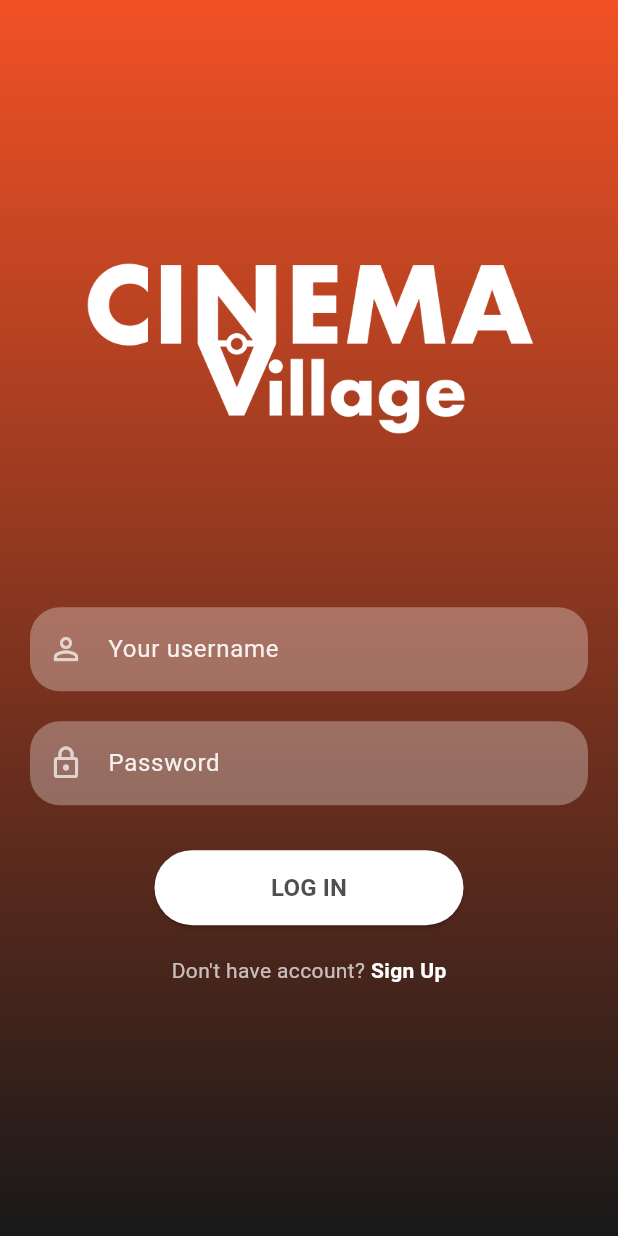
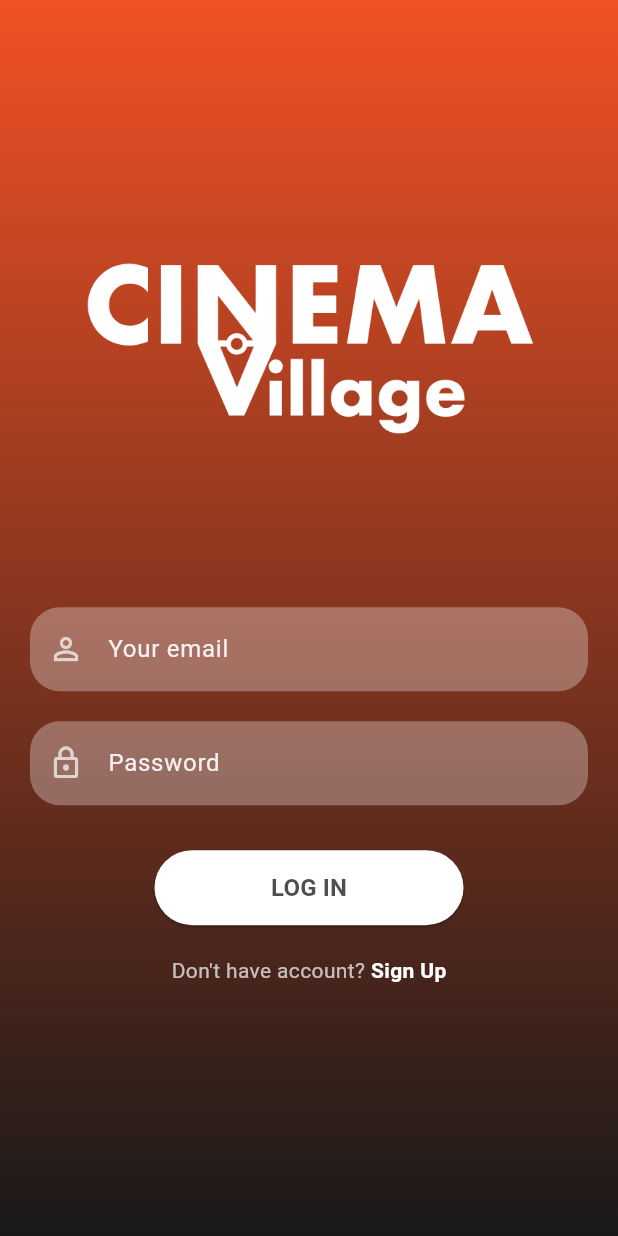
Before and after one commit to FernandoFrinca/PW-project, a Flutter app: the screen it shows after launch, on a phone screen of 412 x 824 dp. Run offline on Flutter 3.47's test engine with Material 2 defaults, Android fonts, the phone set to English and light mode, and no system bars; our stand-ins replace firebase_auth, firebase_core; accounts and stored records are empty.

Commit message:
Fix LogIn

```diff
--- a/cinemavillage/lib/screens/signIn_screen.dart
+++ b/cinemavillage/lib/screens/signIn_screen.dart
@@ -1,7 +1,9 @@
+import 'package:cinemavillage/screens/Main_page.dart';
 import 'package:firebase_auth/firebase_auth.dart';
+import 'package:firebase_core/firebase_core.dart';
 import 'package:flutter/material.dart';
 import 'package:cinemavillage/reusable_widgets/reusable_widget.dart';
-import 'package:cinemavillage/screens/Main_page.dart';
+import 'package:cinemavillage/screens/home_screen.dart';
 import 'package:cinemavillage/screens/sinUp_screen.dart';
 
 class SignInScreen extends StatefulWidget {
@@ -20,10 +22,10 @@ class _SignInScreenState extends State<SignInScreen> {
       body: Container(
         width: MediaQuery.of(context).size.width,
         height: MediaQuery.of(context).size.height,
-        decoration: const BoxDecoration(
+      decoration: BoxDecoration(
         gradient: LinearGradient(colors: [
           Color.fromARGB(255, 241, 81, 37),
-          Color.fromARGB(255, 25, 25, 25)
+          const Color.fromARGB(255, 25, 25, 25)
           ], begin: Alignment.topCenter, end: Alignment.bottomCenter)),
           child: SingleChildScrollView(
           child: Padding(
@@ -32,39 +34,37 @@ class _SignInScreenState extends State<SignInScreen> {
             child: Column(
               children: <Widget>[
                 logoWidget("assets/images/Cinema_village_2.png", 300, 240),
-                reusableTextField("Your username", Icons.person_outline, false,
-                    _emailTextController),
+                reusableTextField("Your email", Icons.person_outline, false, _emailTextController),
                 SizedBox(
                   height: 20,
                 ),
-                reusableTextField("Password", Icons.lock_outline, true,
-                    _passwordTextController),
+                reusableTextField("Password", Icons.lock_outline, true, _passwordTextController),
                 SizedBox(
                   height: 20,
                 ),
                 singInSingUpButton(context, true, () {
-                  Navigator.push(context,
-                      MaterialPageRoute(builder: (context) => Main_screen()));
-                  FirebaseAuth.instance
-                      .signInWithEmailAndPassword(
+                  FirebaseAuth.instance.signInWithEmailAndPassword(
                     email: _emailTextController.text,
-                          password: _passwordTextController.text)
-                      .then((value) {
+                    password: _passwordTextController.text).then((value) {
                         Navigator.push(context,
                         MaterialPageRoute(builder: (context) => Main_screen()));
                     }).onError((error, stackTrace) {
                       print("Error ${error.toString()}");
                     });
+
                 }),
                 signUpOption(),
+
+
+
               ],
             ),
           ),
         ),
       ),
+
     );
   }
-
   Row signUpOption() {
     return Row(
       mainAxisAlignment: MainAxisAlignment.center,
@@ -84,4 +84,7 @@ class _SignInScreenState extends State<SignInScreen> {
       ],
     );
   }
+
+
+
 }
```
Lines whose indentation alone changed are shown as unchanged.
